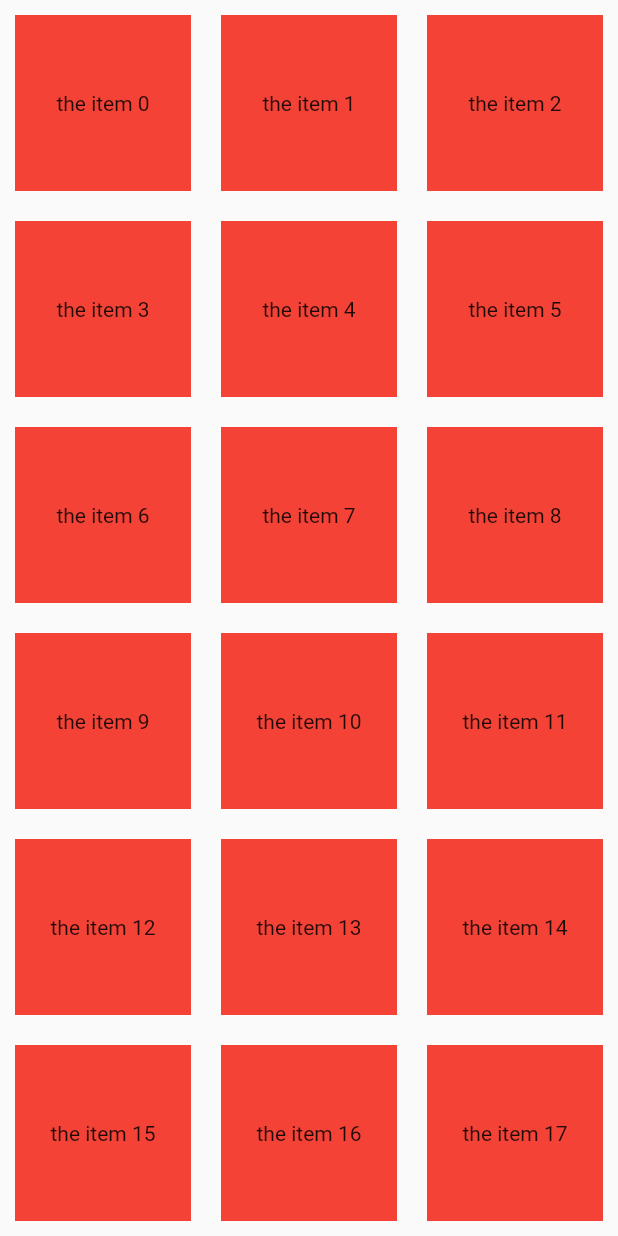
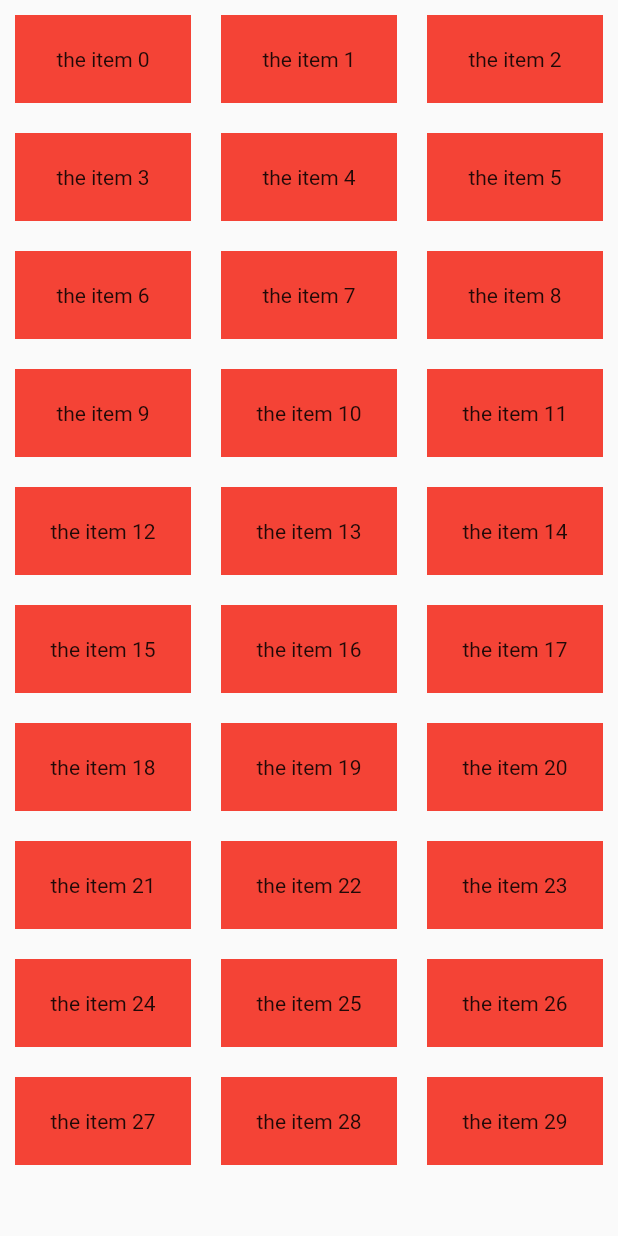
Before and after one commit to xiongliang120/FlutterPratice, a Flutter app: the MyGridView1 widget shown alone on an empty page, opened directly, on a phone screen of 412 x 824 dp. Run offline on Flutter 3.47's test engine with Material 2 defaults, Android fonts, the phone set to English and light mode, and no system bars.

Commit message:
flutter  Stack, Card 添加注释

```diff
--- a/lib/main.dart
+++ b/lib/main.dart
@@ -211,16 +211,16 @@ class MyGridView1 extends StatelessWidget {
   @override
   Widget build(BuildContext context) {
     return GridView.builder(
-      padding: EdgeInsets.all(10),
+      padding: EdgeInsets.all(10), //GridView 上下左右的padding 距离.
       gridDelegate: SliverGridDelegateWithFixedCrossAxisCount(
         crossAxisCount: 3, //每行三列
         crossAxisSpacing: 20, //item 左右距离
         mainAxisSpacing: 20, //item 上下距离
-        childAspectRatio: 1.0, //显示区域宽高相等
+        childAspectRatio: 2.0, //显示区域宽高相等,item宽高的比例
       ),
       itemBuilder: (context, index) {
         return Container(
-          height: 50,
+          height: 200,
           color: Colors.red,
           padding: EdgeInsets.all(10),
           alignment: Alignment.center,
@@ -243,9 +243,10 @@ class MyStatck1 extends StatelessWidget {
       height: 400,
       color: Colors.red,
       child: Stack(
+        alignment: Alignment.center,
         children: <Widget>[
           Positioned(
-            left: 10,
+            left: 10,  //相对位置跟 alignment的值有关.
             child: Icon(Icons.person),
           ),
           Positioned(
@@ -258,7 +259,7 @@ class MyStatck1 extends StatelessWidget {
             child: Icon(Icons.ac_unit),
           ),
           Align(
-            alignment: Alignment(1, -0.5), //Alignment 参考坐标系是怎么样的
+            alignment: Alignment(-1, -0.5), //以矩形中心点即(0.0)为坐标原点,x,y 的值从-1到1分别代表矩形左边到右边的距离和顶部到底边的距离.
             child: Icon(Icons.access_time),
           )
         ],
@@ -352,7 +353,7 @@ class Custome2 extends StatelessWidget {
   @override
   Widget build(BuildContext context) {
     return MaterialApp(
-        home: Scaffold(appBar: AppBar(title: Text("$text")), body: MyCard()),
+        home: Scaffold(appBar: AppBar(title: Text("$text")), body: MyStatck1()),
         theme: ThemeData(primaryColor: backgroundColor));
   }
 }
```
